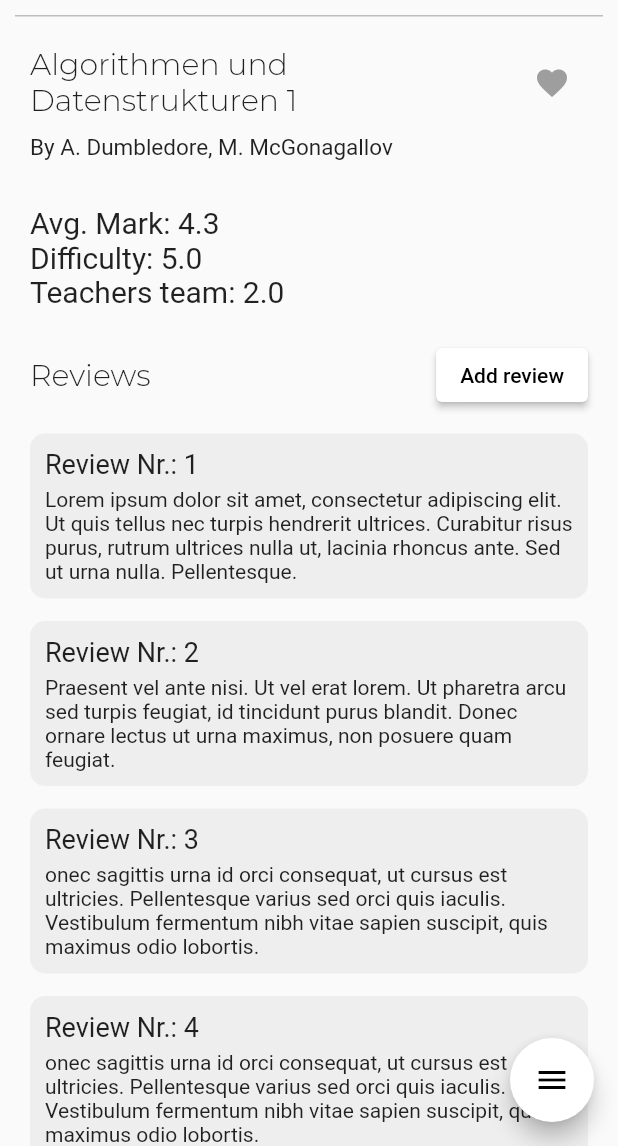
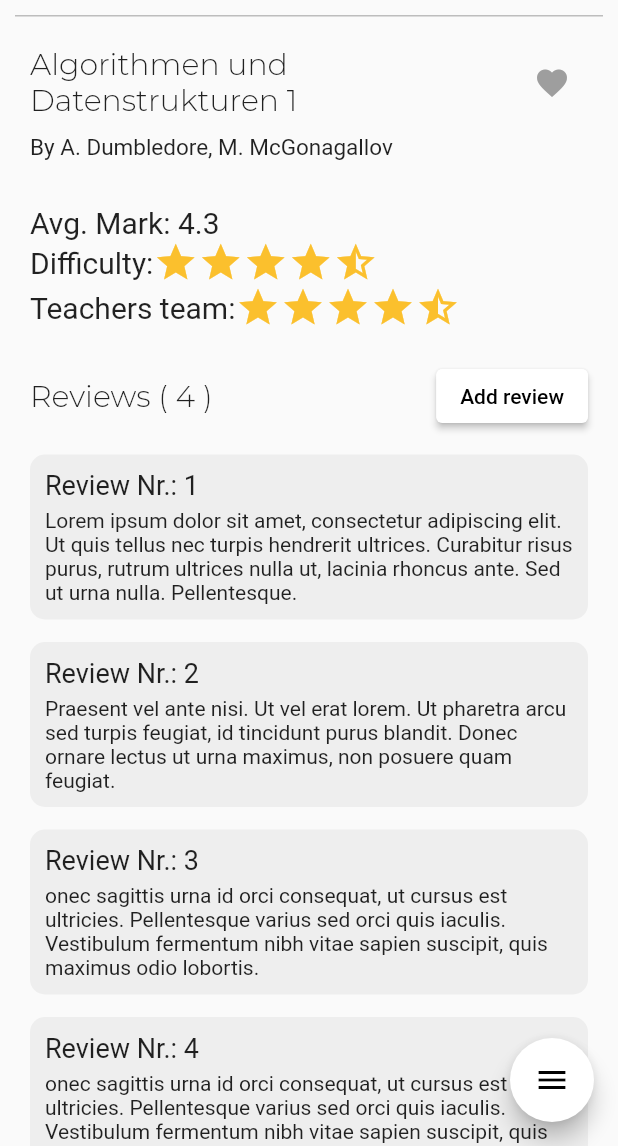
Before and after one commit to maxprimak/m2, a Flutter app: the Home screen opened by its route, after a tap on "ADS 1", on a phone screen of 412 x 824 dp, the part 90-1236 px from its top. Run offline on Flutter 3.47's test engine with Material 2 defaults, Android fonts, the phone set to English and light mode, and no system bars; drawn by our look-alikes of smooth_star_rating; our stand-ins replace flutter_rating_bar, fluttertoast; network calls fail; project files that could hold a hidden picture were left out.

Commit message:
Stars in LV + bottombar not working yet

```diff
--- a/lib/Pages/LVs/lv_site.dart
+++ b/lib/Pages/LVs/lv_site.dart
@@ -1,5 +1,6 @@
 import 'package:flutter/foundation.dart';
 import 'package:flutter/material.dart';
+import 'package:smooth_star_rating/smooth_star_rating.dart';
 
 import '../../Services/user_profile.dart';
 import '../../Services/lv.dart';
@@ -14,6 +15,7 @@ class _Lv_profileState extends State<Lv_profile> {
   User usertmp = User(name: "Peter");
 
   Color _favIconColor = Colors.grey;
+  int amountofreviews = global.templist.length;
 
   @override
   Widget build(BuildContext context) {
@@ -102,13 +104,43 @@ class _Lv_profileState extends State<Lv_profile> {
                   "Avg. Mark: ${global.algo.avgmark}",
                   style: TextStyle(fontSize: 20),
                 ),
-                Text(
-                  "Difficulty: ${global.algo.difficulty}",
-                  style: TextStyle(fontSize: 20),
+                Row(
+                  children: <Widget>[
+                    Text(
+                      "Difficulty:",
+                      style: TextStyle(fontSize: 20),
+                    ),
+                    SmoothStarRating(
+                        allowHalfRating: true,
+                        starCount: 5,
+                        rating: 4.5,
+                        size: 30.0,
+                        isReadOnly: true,
+                        color: Colors.yellow[700],
+                        borderColor: Colors.yellow[700],
+                        filledIconData: Icons.star,
+                        halfFilledIconData: Icons.star_half,
+                        spacing: 0.0)
+                  ],
                 ),
-                Text(
-                  "Teachers team: ${global.algo.techteam}",
-                  style: TextStyle(fontSize: 20),
+                Row(
+                  children: <Widget>[
+                    Text(
+                      "Teachers team:",
+                      style: TextStyle(fontSize: 20),
+                    ),
+                    SmoothStarRating(
+                        allowHalfRating: true,
+                        starCount: 5,
+                        rating: 4.5,
+                        size: 30.0,
+                        isReadOnly: true,
+                        color: Colors.yellow[700],
+                        borderColor: Colors.yellow[700],
+                        filledIconData: Icons.star,
+                        halfFilledIconData: Icons.star_half,
+                        spacing: 0.0)
+                  ],
                 ),
                 SizedBox(
                   height: 20,
@@ -117,12 +149,12 @@ class _Lv_profileState extends State<Lv_profile> {
                   mainAxisAlignment: MainAxisAlignment.spaceBetween,
                   children: <Widget>[
                     Text(
-                      "Reviews",
+                      "Reviews ( $amountofreviews )",
                       style: TextStyle(fontSize: 20, fontFamily: 'Montserrat'),
                     ),
                     ElevatedButton(
                         onPressed: () {
-                          Navigator.pushNamed(context, '/addreview');
+                          Navigator.pushReplacementNamed(context, '/addreview');
                         },
                         style: ElevatedButton.styleFrom(primary: Colors.white),
                         child: Text("Add review",
--- a/lib/Pages/home.dart
+++ b/lib/Pages/home.dart
@@ -2,6 +2,7 @@ import 'package:flutter/material.dart';
 import 'package:m2/Pages/LVs/lv_site.dart';
 import 'package:m2/Pages/menu.dart';
 import 'package:m2/Services/user_profile.dart';
+import '../Widgets/menu.dart' as bmenu;
 
 class Home extends StatefulWidget {
   @override
@@ -19,15 +20,6 @@ class _HomeState extends State<Home> {
   Widget build(BuildContext context) {
     User usertmp = User(name: "Peter");
     return Scaffold(
-        floatingActionButton: FloatingActionButton(
-            child: Icon(
-              Icons.menu,
-              color: Colors.black,
-            ),
-            backgroundColor: Colors.white,
-            onPressed: () {
-              Navigator.pushNamed(context, '/menu');
-            }),
         body: ListView(
           padding: const EdgeInsets.all(8),
           scrollDirection: Axis.vertical,
@@ -337,6 +329,20 @@ class _HomeState extends State<Home> {
                   style: TextStyle(fontSize: 16, fontFamily: 'Montserrat')),
             )
           ],
-        ));
+        ),
+        bottomNavigationBar: BottomNavigationBar(items: [
+          BottomNavigationBarItem(
+              icon: Icon(Icons.home),
+              title: Text("Home"),
+              backgroundColor: Colors.green),
+          BottomNavigationBarItem(
+              icon: Icon(Icons.person),
+              title: Text("Profile"),
+              backgroundColor: Colors.green),
+          BottomNavigationBarItem(
+              icon: Icon(Icons.settings),
+              title: Text("Settings"),
+              backgroundColor: Colors.green),
+        ]));
   }
 }
--- a/lib/Services/global.dart
+++ b/lib/Services/global.dart
@@ -7,28 +7,24 @@ import 'package:m2/Services/review.dart';
 
 //Reviews
 Review r1 = Review(
-    effort: 2,
     teacher: 4,
     examdiff: 4,
     text:
         "Lorem ipsum dolor sit amet, consectetur adipiscing elit. Ut quis tellus nec turpis hendrerit ultrices. Curabitur risus purus, rutrum ultrices nulla ut, lacinia rhoncus ante. Sed ut urna nulla. Pellentesque.");
 
 Review r2 = Review(
-    effort: 2,
     teacher: 4,
     examdiff: 1,
     text:
         "Praesent vel ante nisi. Ut vel erat lorem. Ut pharetra arcu sed turpis feugiat, id tincidunt purus blandit. Donec ornare lectus ut urna maximus, non posuere quam feugiat.");
 
 Review r3 = Review(
-    effort: 1,
     teacher: 1,
     examdiff: 1,
     text:
         "onec sagittis urna id orci consequat, ut cursus est ultricies. Pellentesque varius sed orci quis iaculis. Vestibulum fermentum nibh vitae sapien suscipit, quis maximus odio lobortis.");
 
 Review r4 = Review(
-    effort: 1,
     teacher: 1,
     examdiff: 1,
     text:
@@ -41,6 +37,4 @@ Lv algo = Lv(
     name: "Algorithmen und Datenstrukturen 1",
     profesors: "A. Dumbledore, M. McGonagallov",
     avgmark: 4.3,
-    difficulty: 5,
-    techteam: 2,
     r_list: templist);
--- a/lib/Services/review.dart
+++ b/lib/Services/review.dart
@@ -1,8 +1,7 @@
 class Review {
-  int effort;
   int teacher;
   int examdiff;
   String text;
 
-  Review({this.effort, this.teacher, this.examdiff, this.text});
+  Review({this.teacher, this.examdiff, this.text});
 }
--- a/pubspec.yaml
+++ b/pubspec.yaml
@@ -24,6 +24,7 @@ dependencies:
   flutter:
     sdk: flutter
   flutter_rating_bar: ^4.0.0
+  smooth_star_rating: 1.1.1
 
   # The following adds the Cupertino Icons font to your application.
   # Use with the CupertinoIcons class for iOS style icons.
```
Also changed, not shown: lib/Pages/Faq.dart (+21 -9 lines), lib/Services/lv.dart (+12 -8 lines), lib/Widgets/menu.dart (added, +16 -0 lines), pubspec.lock.
